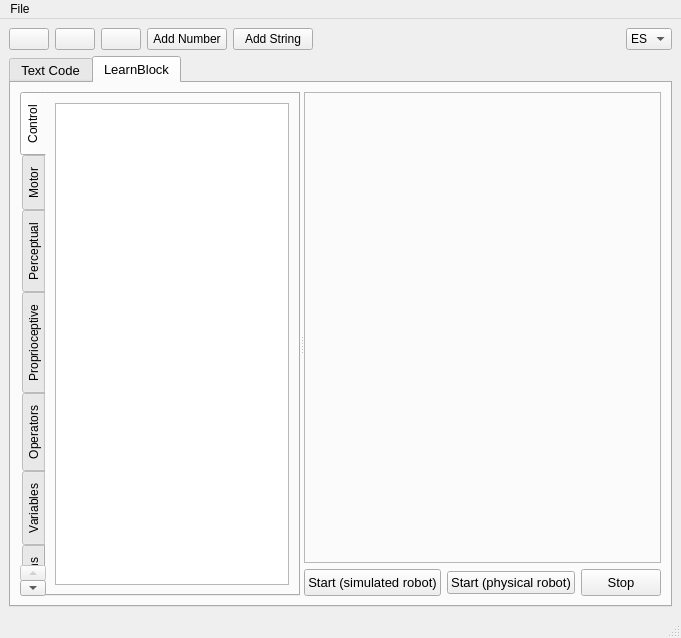
The window that learnbot_dsl/learnbotCode/guis/interface.ui (robocomp/LearnBlock) describes before a commit, drawn with Qt 5.
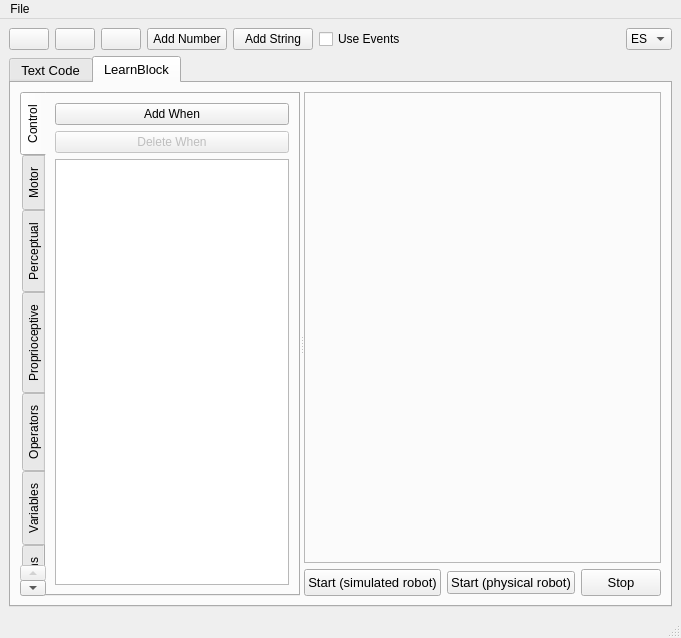
The same window after the commit.

Commit message: Finish learnbotCode parser and events

```diff
--- a/learnbot_dsl/learnbotCode/guis/interface.ui
+++ b/learnbot_dsl/learnbotCode/guis/interface.ui
@@ -58,6 +58,13 @@
         </property>
        </widget>
       </item>
+      <item>
+       <widget class="QCheckBox" name="useEventscheckBox">
+        <property name="text">
+         <string>Use Events</string>
+        </property>
+       </widget>
+      </item>
       <item>
        <spacer name="horizontalSpacer">
         <property name="orientation">
@@ -246,6 +253,23 @@
              <string>Control</string>
             </attribute>
             <layout class="QVBoxLayout" name="verticalLayout_12">
+             <item>
+              <widget class="QPushButton" name="addWhenpushButton">
+               <property name="text">
+                <string>Add When</string>
+               </property>
+              </widget>
+             </item>
+             <item>
+              <widget class="QPushButton" name="deleteWhenpushButton">
+               <property name="enabled">
+                <bool>false</bool>
+               </property>
+               <property name="text">
+                <string>Delete When</string>
+               </property>
+              </widget>
+             </item>
              <item>
               <widget class="QTableWidget" name="tableControl">
                <property name="showGrid">
```
The commit also changes 13 other files.
